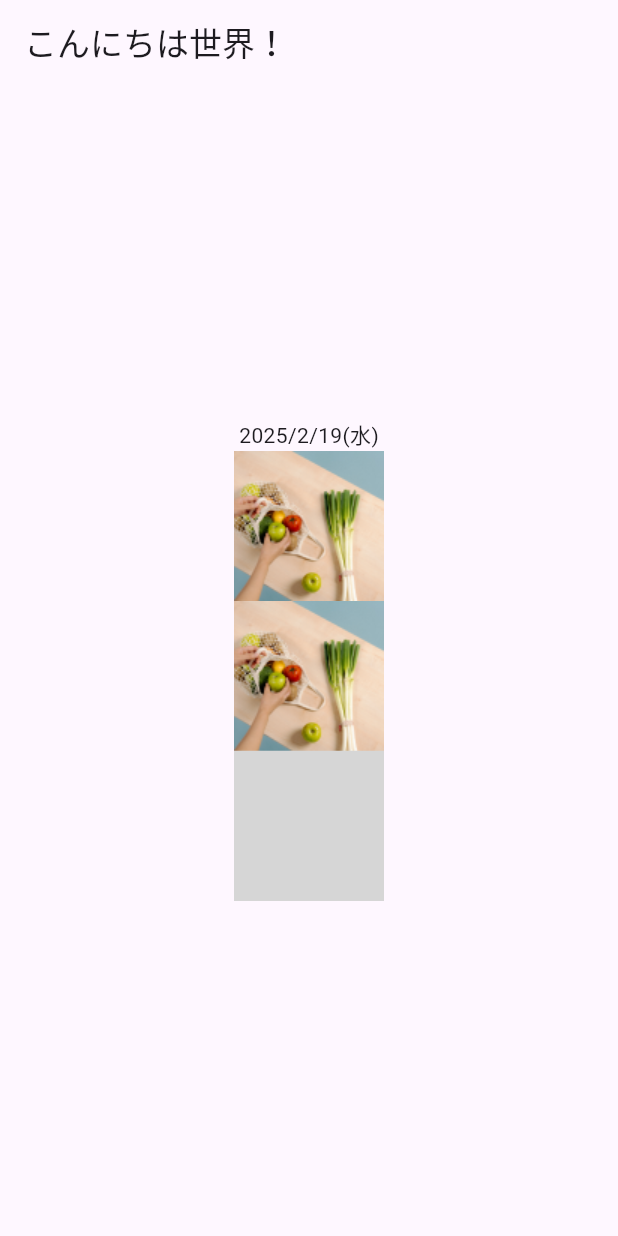
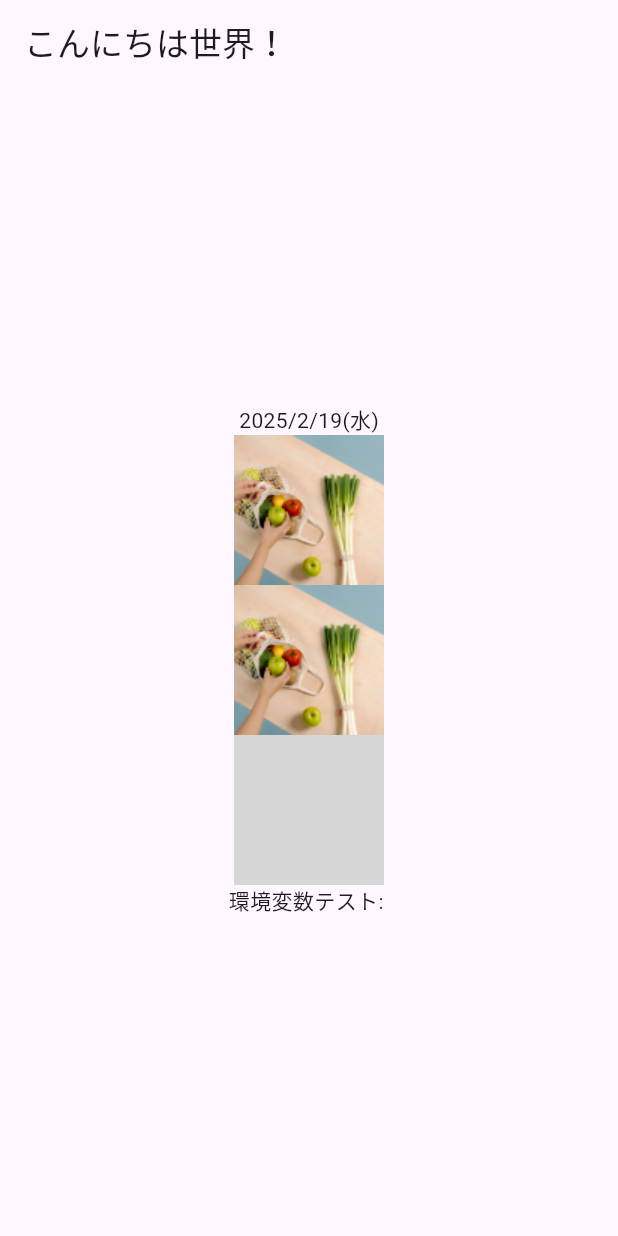
Before and after one commit to yutori-develop/simple_todo, a Flutter app: the screen it shows after launch, on a phone screen of 412 x 824 dp. Run offline on Flutter 3.47's test engine with Material 3 defaults, Android fonts, the light colour scheme and no system bars; our stand-ins replace flutter_svg, vector_graphics; generated files the repository leaves out were written again; grey boxes are pictures that could not be loaded.

Commit message:
環境変数の設定完了

```diff
--- /dev/null
+++ b/define/env.json
@@ -0,0 +1,3 @@
+{
+    "testValue": "環境変数テストは成功です"
+}
--- a/lib/main.dart
+++ b/lib/main.dart
@@ -32,7 +32,7 @@ class HomeView extends StatelessWidget {
   @override
   Widget build(BuildContext context) {
     Intl.defaultLocale = Localizations.localeOf(context).toString();
-
+    const envValue = String.fromEnvironment('testValue');
     return Scaffold(
       appBar: AppBar(
         title: Text(L10n.of(context).helloWorld),
@@ -47,6 +47,7 @@ class HomeView extends StatelessWidget {
             Image.asset('assets/images/test.png'),
             Assets.images.testPng.image(),
             Assets.images.testSvg.svg(width: 100, height: 100),
+            Text('環境変数テスト: $envValue'),
           ],
         ),
       ),
```
